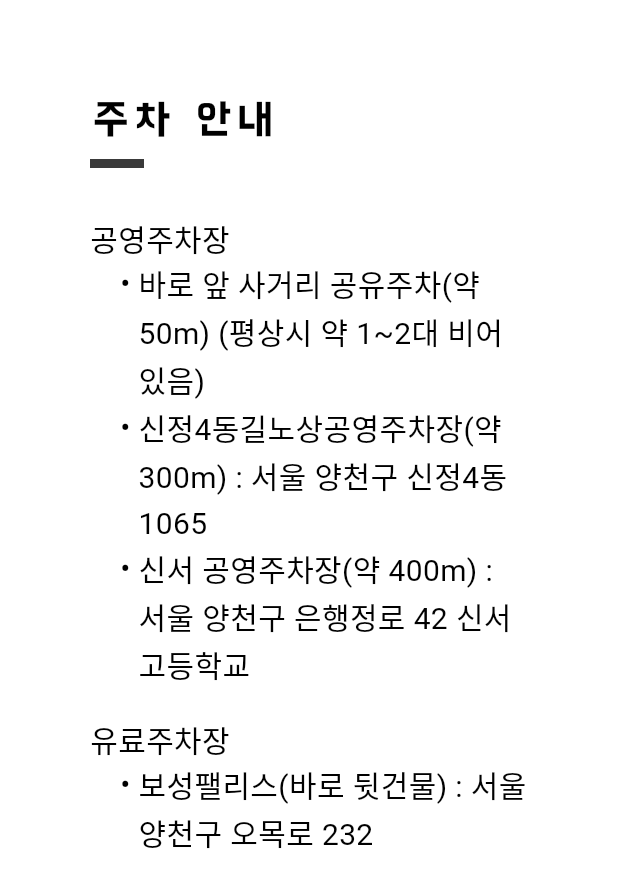
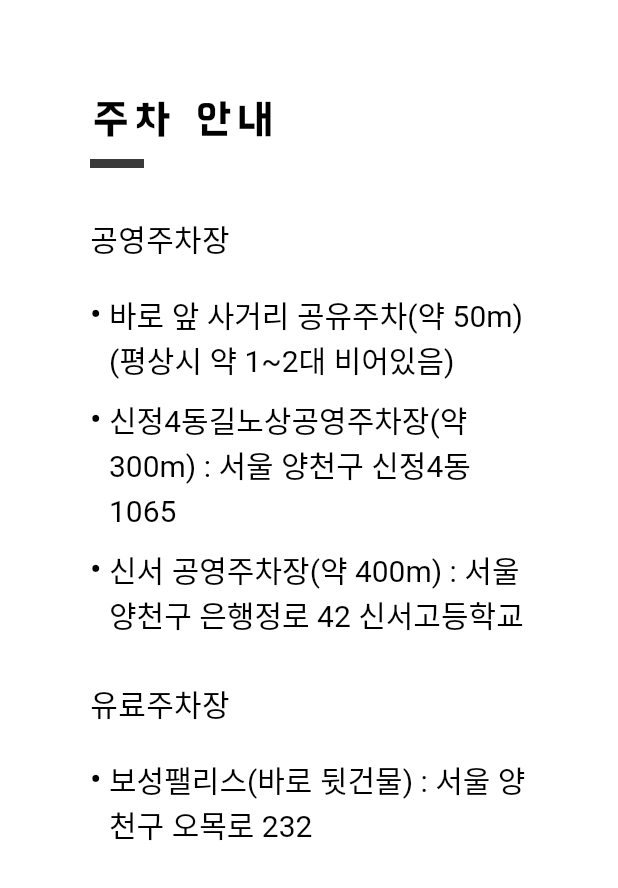
Before and after one commit to sis0512-sudo/ourora, a Flutter app: the ContactParkingPanel widget shown alone on an empty page, opened directly, on a phone screen of 412 x 824 dp. Shown: the top 888 px of the screen. Run offline on Flutter 3.47's test engine with Material 3 defaults, Android fonts, the phone set to English and light mode, and no system bars; our stand-ins replace cached_network_image, flutter_riverpod, flutter_svg, go_router, google_fonts, url_strategy and 2 more; missing offline and left inert: dart:ui_web; network calls fail.

Commit message:
bullet list 통일

```diff
--- a/lib/features/common/presentation/widgets/bullet_list.dart
+++ b/lib/features/common/presentation/widgets/bullet_list.dart
@@ -1,3 +1,4 @@
+import 'package:collection/collection.dart';
 import 'package:flutter/material.dart';
 import 'package:ourora/config/theme.dart';
 import 'package:ourora/features/common/presentation/widgets/title_widget.dart';
@@ -5,33 +6,41 @@ import 'package:ourora/features/common/presentation/widgets/title_widget.dart';
 class BulletList extends StatelessWidget {
   final String? title;
   final List<TextSpan> items;
+  final TextStyle? itemStyle;
   final bool hideDivider;
+  final bool boldLast;
 
-  const BulletList({super.key, this.title, required this.items, this.hideDivider = false});
+  const BulletList({super.key, this.title, required this.items, this.itemStyle, this.hideDivider = false, this.boldLast = false});
 
   @override
   Widget build(BuildContext context) {
+    TextStyle itemBaseStyle = itemStyle ?? AppTheme.bodyKorean();
+
     return Column(
       crossAxisAlignment: CrossAxisAlignment.start,
       children: [
         if (title != null) TitleWidget(title: title!, isSubTitle: true, hideDivider: hideDivider),
         const SizedBox(height: 20),
-        ...items.map(
-          (item) => Padding(
+        ...items.mapIndexed((index, item) {
+          bool isLast = index == items.length - 1;
+          return Padding(
             padding: const EdgeInsets.only(bottom: 10),
             child: Row(
               crossAxisAlignment: CrossAxisAlignment.start,
               children: [
-                Text('• ', style: AppTheme.bodyKorean().copyWith(fontWeight: FontWeight.bold, height: 1.5)),
+                Text('• ', style: itemBaseStyle.copyWith(fontWeight: FontWeight.bold, height: 1.5)),
                 Expanded(
                   child: RichText(
-                    text: TextSpan(style: AppTheme.bodyKorean().copyWith(height: 1.5), children: [item]),
+                    text: TextSpan(
+                      style: itemBaseStyle.copyWith(height: 1.5, fontWeight: isLast && boldLast ? FontWeight.bold : FontWeight.normal),
+                      children: [item],
+                    ),
                   ),
                 ),
               ],
             ),
-          ),
-        ),
+          );
+        }),
       ],
     );
   }
--- a/lib/features/contact/presentation/widgets/contact_parking_panel.dart
+++ b/lib/features/contact/presentation/widgets/contact_parking_panel.dart
@@ -1,5 +1,6 @@
 import 'package:flutter/material.dart';
 import 'package:ourora/config/theme.dart';
+import 'package:ourora/features/common/presentation/widgets/bullet_list.dart';
 import 'package:ourora/features/common/presentation/widgets/title_widget.dart';
 
 class ContactParkingPanel extends StatelessWidget {
@@ -12,17 +13,6 @@ class ContactParkingPanel extends StatelessWidget {
   Widget build(BuildContext context) {
     final bs = bodyStyle ?? AppTheme.contactBody();
 
-    Widget bullet(String text) => Padding(
-      padding: const EdgeInsets.only(left: 20),
-      child: Row(
-        crossAxisAlignment: CrossAxisAlignment.start,
-        children: [
-          Text('• ', style: bs),
-          Expanded(child: Text(text, style: bs)),
-        ],
-      ),
-    );
-
     return Container(
       color: AppTheme.white,
       padding: const EdgeInsets.symmetric(horizontal: 60, vertical: 60),
@@ -32,12 +22,22 @@ class ContactParkingPanel extends StatelessWidget {
           TitleWidget(title: '주차 안내', isSubTitle: false),
           const SizedBox(height: 32),
           Text('공영주차장', style: bs),
-          bullet('바로 앞 사거리 공유주차(약 50m) (평상시 약 1~2대 비어있음)'),
-          bullet('신정4동길노상공영주차장(약 300m) : 서울 양천구 신정4동 1065'),
-          bullet('신서 공영주차장(약 400m) : 서울 양천구 은행정로 42 신서고등학교'),
+          BulletList(
+            hideDivider: true,
+            itemStyle: bs,
+            items: [
+              TextSpan(text: '바로 앞 사거리 공유주차(약 50m) (평상시 약 1~2대 비어있음)'),
+              TextSpan(text: '신정4동길노상공영주차장(약 300m) : 서울 양천구 신정4동 1065'),
+              TextSpan(text: '신서 공영주차장(약 400m) : 서울 양천구 은행정로 42 신서고등학교'),
+            ],
+          ),
           const SizedBox(height: 20),
           Text('유료주차장', style: bs),
-          bullet('보성팰리스(바로 뒷건물) : 서울 양천구 오목로 232'),
+          BulletList(
+            hideDivider: true,
+            itemStyle: bs,
+            items: [TextSpan(text: '보성팰리스(바로 뒷건물) : 서울 양천구 오목로 232')],
+          ),
         ],
       ),
     );
```
Also changed, not shown: lib/features/class/presentation/widgets/regular/regular_card.dart (+5 -13 lines).
